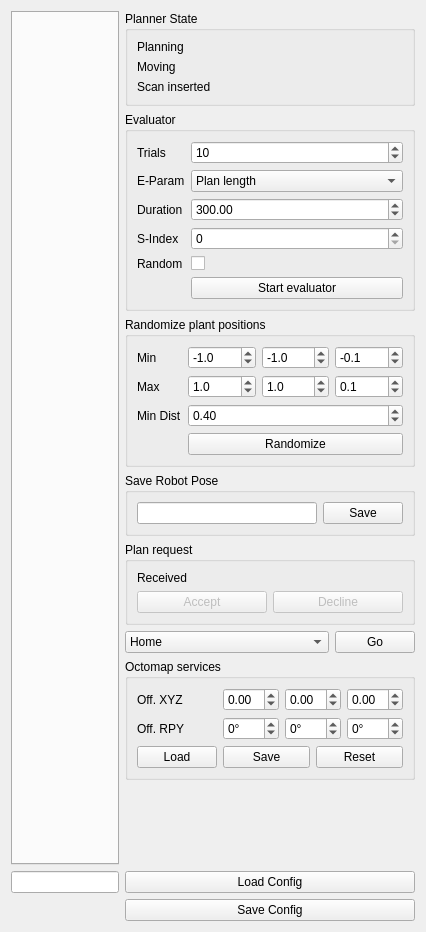
Qt form src/rqt_roi_viewpoint_planner/roi_viewpoint_planner_rqt_plugin.ui (Eruvae/rqt_roi_viewpoint_planner) before a commit.
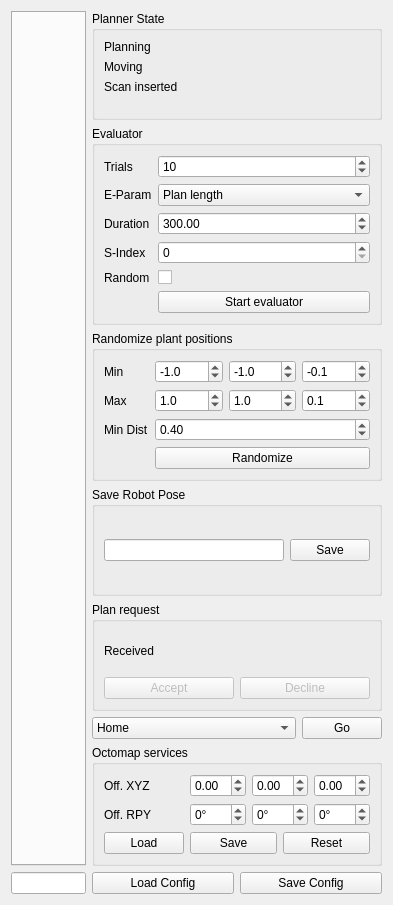
The same form after that commit. Custom widgets are drawn as their Qt base class.

Commit message: Change config button layout

```diff
--- a/src/rqt_roi_viewpoint_planner/roi_viewpoint_planner_rqt_plugin.ui
+++ b/src/rqt_roi_viewpoint_planner/roi_viewpoint_planner_rqt_plugin.ui
@@ -6,432 +6,15 @@
    <rect>
     <x>0</x>
     <y>0</y>
-    <width>426</width>
-    <height>932</height>
+    <width>393</width>
+    <height>905</height>
    </rect>
   </property>
   <property name="windowTitle">
    <string>Form</string>
   </property>
   <layout class="QGridLayout" name="gridLayout">
-   <item row="0" column="2">
-    <widget class="QGroupBox" name="plannerStateGroupBox">
-     <property name="sizePolicy">
-      <sizepolicy hsizetype="Preferred" vsizetype="Preferred">
-       <horstretch>0</horstretch>
-       <verstretch>0</verstretch>
-      </sizepolicy>
-     </property>
-     <property name="title">
-      <string>Planner State</string>
-     </property>
-     <layout class="QFormLayout" name="plannerStateGroupBoxLayout">
-      <item row="0" column="0">
-       <widget class="QLabel" name="planningLabel">
-        <property name="text">
-         <string>Planning</string>
-        </property>
-       </widget>
-      </item>
-      <item row="0" column="1">
-       <widget class="LedIndicator" name="planningLed" native="true"/>
-      </item>
-      <item row="1" column="0">
-       <widget class="QLabel" name="movingLabel">
-        <property name="text">
-         <string>Moving</string>
-        </property>
-       </widget>
-      </item>
-      <item row="1" column="1">
-       <widget class="LedIndicator" name="movingLed" native="true"/>
-      </item>
-      <item row="2" column="0">
-       <widget class="QLabel" name="scanLabel">
-        <property name="text">
-         <string>Scan inserted</string>
-        </property>
-       </widget>
-      </item>
-      <item row="2" column="1">
-       <widget class="LedIndicator" name="scanLed" native="true"/>
-      </item>
-     </layout>
-    </widget>
-   </item>
-   <item row="6" column="2">
-    <widget class="QGroupBox" name="groupBox">
-     <property name="title">
-      <string>Octomap services</string>
-     </property>
-     <layout class="QGridLayout" name="gridLayout_2">
-      <item row="0" column="0">
-       <widget class="QLabel" name="offsetXYZLabel">
-        <property name="text">
-         <string>Off. XYZ</string>
-        </property>
-       </widget>
-      </item>
-      <item row="0" column="1" colspan="2">
-       <layout class="QHBoxLayout" name="mapLoadOffsetLayout">
-        <item>
-         <widget class="QDoubleSpinBox" name="mapLoadOffsetXSpinBox">
-          <property name="decimals">
-           <number>2</number>
-          </property>
-          <property name="minimum">
-           <double>-9.990000000000000</double>
-          </property>
-          <property name="maximum">
-           <double>9.990000000000000</double>
-          </property>
-          <property name="singleStep">
-           <double>0.010000000000000</double>
-          </property>
-          <property name="value">
-           <double>0.000000000000000</double>
-          </property>
-         </widget>
-        </item>
-        <item>
-         <widget class="QDoubleSpinBox" name="mapLoadOffsetYSpinBox">
-          <property name="decimals">
-           <number>2</number>
-          </property>
-          <property name="minimum">
-           <double>-9.990000000000000</double>
-          </property>
-          <property name="maximum">
-           <double>9.990000000000000</double>
-          </property>
-          <property name="singleStep">
-           <double>0.010000000000000</double>
-          </property>
-          <property name="value">
-           <double>0.000000000000000</double>
-          </property>
-         </widget>
-        </item>
-        <item>
-         <widget class="QDoubleSpinBox" name="mapLoadOffsetZSpinBox">
-          <property name="decimals">
-           <number>2</number>
-          </property>
-          <property name="minimum">
-           <double>-9.990000000000000</double>
-          </property>
-          <property name="maximum">
-           <double>9.990000000000000</double>
-          </property>
-          <property name="singleStep">
-           <double>0.010000000000000</double>
-          </property>
-          <property name="value">
-           <double>0.000000000000000</double>
-          </property>
-         </widget>
-        </item>
-       </layout>
-      </item>
-      <item row="1" column="0">
-       <widget class="QLabel" name="offsetYPRLabel">
-        <property name="text">
-         <string>Off. RPY</string>
-        </property>
-       </widget>
-      </item>
-      <item row="1" column="1" colspan="2">
-       <layout class="QHBoxLayout" name="mapLoadOffsetRotLayout">
-        <item>
-         <widget class="QDoubleSpinBox" name="mapLoadOffsetRollSpinBox">
-          <property name="suffix">
-           <string>°</string>
-          </property>
-          <property name="decimals">
-           <number>0</number>
-          </property>
-          <property name="minimum">
-           <double>-180.000000000000000</double>
-          </property>
-          <property name="maximum">
-           <double>180.000000000000000</double>
-          </property>
-          <property name="singleStep">
-           <double>5.000000000000000</double>
-          </property>
-          <property name="value">
-           <double>0.000000000000000</double>
-          </property>
-         </widget>
-        </item>
-        <item>
-         <widget class="QDoubleSpinBox" name="mapLoadOffsetPitchSpinBox">
-          <property name="suffix">
-           <string>°</string>
-          </property>
-          <property name="decimals">
-           <number>0</number>
-          </property>
-          <property name="minimum">
-           <double>-180.000000000000000</double>
-          </property>
-          <property name="maximum">
-           <double>180.000000000000000</double>
-          </property>
-          <property name="singleStep">
-           <double>5.000000000000000</double>
-          </property>
-          <property name="value">
-           <double>0.000000000000000</double>
-          </property>
-         </widget>
-        </item>
-        <item>
-         <widget class="QDoubleSpinBox" name="mapLoadOffsetYawSpinBox">
-          <property name="suffix">
-           <string>°</string>
-          </property>
-          <property name="decimals">
-           <number>0</number>
-          </property>
-          <property name="minimum">
-           <double>-180.000000000000000</double>
-          </property>
-          <property name="maximum">
-           <double>180.000000000000000</double>
-          </property>
-          <property name="singleStep">
-           <double>5.000000000000000</double>
-          </property>
-          <property name="value">
-           <double>0.000000000000000</double>
-          </property>
-         </widget>
-        </item>
-       </layout>
-      </item>
-      <item row="2" column="0">
-       <widget class="QPushButton" name="loadMapPushButton">
-        <property name="text">
-         <string>Load</string>
-        </property>
-       </widget>
-      </item>
-      <item row="2" column="1">
-       <widget class="QPushButton" name="saveMapPushButton">
-        <property name="text">
-         <string>Save</string>
-        </property>
-       </widget>
-      </item>
-      <item row="2" column="2">
-       <widget class="QPushButton" name="resetMapPushButton">
-        <property name="text">
-         <string>Reset</string>
-        </property>
-       </widget>
-      </item>
-     </layout>
-    </widget>
-   </item>
-   <item row="3" column="2">
-    <widget class="QGroupBox" name="saveRobotPoseGroupBox">
-     <property name="sizePolicy">
-      <sizepolicy hsizetype="Preferred" vsizetype="Preferred">
-       <horstretch>0</horstretch>
-       <verstretch>0</verstretch>
-      </sizepolicy>
-     </property>
-     <property name="title">
-      <string>Save Robot Pose</string>
-     </property>
-     <layout class="QHBoxLayout" name="horizontalLayout">
-      <item>
-       <widget class="QLineEdit" name="poseNameLineEdit"/>
-      </item>
-      <item>
-       <widget class="QPushButton" name="saveRobotPosePushButton">
-        <property name="text">
-         <string>Save</string>
-        </property>
-       </widget>
-      </item>
-     </layout>
-    </widget>
-   </item>
-   <item row="2" column="2">
-    <widget class="QGroupBox" name="randomizePlantsGroupBox">
-     <property name="title">
-      <string>Randomize plant positions</string>
-     </property>
-     <layout class="QFormLayout" name="randomizePlantGroupBoxLayout">
-      <item row="0" column="0">
-       <widget class="QLabel" name="randMinLabel">
-        <property name="text">
-         <string>Min</string>
-        </property>
-       </widget>
-      </item>
-      <item row="0" column="1">
-       <layout class="QHBoxLayout" name="randMinLayout">
-        <item>
-         <widget class="QDoubleSpinBox" name="randMinXSpinBox">
-          <property name="decimals">
-           <number>1</number>
-          </property>
-          <property name="minimum">
-           <double>-9.900000000000000</double>
-          </property>
-          <property name="maximum">
-           <double>9.900000000000000</double>
-          </property>
-          <property name="singleStep">
-           <double>0.100000000000000</double>
-          </property>
-          <property name="value">
-           <double>-1.000000000000000</double>
-          </property>
-         </widget>
-        </item>
-        <item>
-         <widget class="QDoubleSpinBox" name="randMinYSpinBox">
-          <property name="decimals">
-           <number>1</number>
-          </property>
-          <property name="minimum">
-           <double>-9.900000000000000</double>
-          </property>
-          <property name="maximum">
-           <double>9.900000000000000</double>
-          </property>
-          <property name="singleStep">
-           <double>0.100000000000000</double>
-          </property>
-          <property name="value">
-           <double>-1.000000000000000</double>
-          </property>
-         </widget>
-        </item>
-        <item>
-         <widget class="QDoubleSpinBox" name="randMinZSpinBox">
-          <property name="decimals">
-           <number>1</number>
-          </property>
-          <property name="minimum">
-           <double>-9.900000000000000</double>
-          </property>
-          <property name="maximum">
-           <double>9.900000000000000</double>
-          </property>
-          <property name="singleStep">
-           <double>0.100000000000000</double>
-          </property>
-          <property name="value">
-           <double>-0.100000000000000</double>
-          </property>
-         </widget>
-        </item>
-       </layout>
-      </item>
-      <item row="1" column="0">
-       <widget class="QLabel" name="randMaxLabel">
-        <property name="text">
-         <string>Max</string>
-        </property>
-       </widget>
-      </item>
-      <item row="1" column="1">
-       <layout class="QHBoxLayout" name="randMaxLayout">
-        <item>
-         <widget class="QDoubleSpinBox" name="randMaxXSpinBox">
-          <property name="decimals">
-           <number>1</number>
-          </property>
-          <property name="minimum">
-           <double>-9.900000000000000</double>
-          </property>
-          <property name="maximum">
-           <double>9.900000000000000</double>
-          </property>
-          <property name="singleStep">
-           <double>0.100000000000000</double>
-          </property>
-          <property name="value">
-           <double>1.000000000000000</double>
-          </property>
-         </widget>
-        </item>
-        <item>
-         <widget class="QDoubleSpinBox" name="randMaxYSpinBox">
-          <property name="decimals">
-           <number>1</number>
-          </property>
-          <property name="minimum">
-           <double>-9.900000000000000</double>
-          </property>
-          <property name="maximum">
-           <double>9.900000000000000</double>
-          </property>
-          <property name="singleStep">
-           <double>0.100000000000000</double>
-          </property>
-          <property name="value">
-           <double>1.000000000000000</double>
-          </property>
-         </widget>
-        </item>
-        <item>
-         <widget class="QDoubleSpinBox" name="randMaxZSpinBox">
-          <property name="decimals">
-           <number>1</number>
-          </property>
-          <property name="minimum">
-           <double>-9.900000000000000</double>
-          </property>
-          <property name="maximum">
-           <double>9.900000000000000</double>
-          </property>
-          <property name="singleStep">
-           <double>0.100000000000000</double>
-          </property>
-          <property name="value">
-           <double>0.100000000000000</double>
-          </property>
-         </widget>
-        </item>
-       </layout>
-      </item>
-      <item row="2" column="0">
-       <widget class="QLabel" name="randMinDistLabel">
-        <property name="text">
-         <string>Min Dist</string>
-        </property>
-       </widget>
-      </item>
-      <item row="2" column="1">
-       <widget class="QDoubleSpinBox" name="randMinDistSpinBox">
-        <property name="maximum">
-         <double>9.990000000000000</double>
-        </property>
-        <property name="singleStep">
-         <double>0.100000000000000</double>
-        </property>
-        <property name="value">
-         <double>0.400000000000000</double>
-        </property>
-       </widget>
-      </item>
-      <item row="3" column="1">
-       <widget class="QPushButton" name="randomizePlantsPushButton">
-        <property name="text">
-         <string>Randomize</string>
-        </property>
-       </widget>
-      </item>
-     </layout>
-    </widget>
-   </item>
-   <item row="1" column="2">
+   <item row="1" column="1" colspan="2">
     <widget class="QGroupBox" name="evaluatorGroupBox">
      <property name="sizePolicy">
       <sizepolicy hsizetype="Preferred" vsizetype="Preferred">
@@ -555,7 +138,486 @@
      </layout>
     </widget>
    </item>
-   <item row="5" column="2">
+   <item row="2" column="1" colspan="2">
+    <widget class="QGroupBox" name="randomizePlantsGroupBox">
+     <property name="title">
+      <string>Randomize plant positions</string>
+     </property>
+     <layout class="QFormLayout" name="randomizePlantGroupBoxLayout">
+      <item row="0" column="0">
+       <widget class="QLabel" name="randMinLabel">
+        <property name="text">
+         <string>Min</string>
+        </property>
+       </widget>
+      </item>
+      <item row="0" column="1">
+       <layout class="QHBoxLayout" name="randMinLayout">
+        <item>
+         <widget class="QDoubleSpinBox" name="randMinXSpinBox">
+          <property name="decimals">
+           <number>1</number>
+          </property>
+          <property name="minimum">
+           <double>-9.900000000000000</double>
+          </property>
+          <property name="maximum">
+           <double>9.900000000000000</double>
+          </property>
+          <property name="singleStep">
+           <double>0.100000000000000</double>
+          </property>
+          <property name="value">
+           <double>-1.000000000000000</double>
+          </property>
+         </widget>
+        </item>
+        <item>
+         <widget class="QDoubleSpinBox" name="randMinYSpinBox">
+          <property name="decimals">
+           <number>1</number>
+          </property>
+          <property name="minimum">
+           <double>-9.900000000000000</double>
+          </property>
+          <property name="maximum">
+           <double>9.900000000000000</double>
+          </property>
+          <property name="singleStep">
+           <double>0.100000000000000</double>
+          </property>
+          <property name="value">
+           <double>-1.000000000000000</double>
+          </property>
+         </widget>
+        </item>
+        <item>
+         <widget class="QDoubleSpinBox" name="randMinZSpinBox">
+          <property name="decimals">
+           <number>1</number>
+          </property>
+          <property name="minimum">
+           <double>-9.900000000000000</double>
+          </property>
+          <property name="maximum">
+           <double>9.900000000000000</double>
+          </property>
+          <property name="singleStep">
+           <double>0.100000000000000</double>
+          </property>
+          <property name="value">
+           <double>-0.100000000000000</double>
+          </property>
+         </widget>
+        </item>
+       </layout>
+      </item>
+      <item row="1" column="0">
+       <widget class="QLabel" name="randMaxLabel">
+        <property name="text">
+         <string>Max</string>
+        </property>
+       </widget>
+      </item>
+      <item row="1" column="1">
+       <layout class="QHBoxLayout" name="randMaxLayout">
+        <item>
+         <widget class="QDoubleSpinBox" name="randMaxXSpinBox">
+          <property name="decimals">
+           <number>1</number>
+          </property>
+          <property name="minimum">
+           <double>-9.900000000000000</double>
+          </property>
+          <property name="maximum">
+           <double>9.900000000000000</double>
+          </property>
+          <property name="singleStep">
+           <double>0.100000000000000</double>
+          </property>
+          <property name="value">
+           <double>1.000000000000000</double>
+          </property>
+         </widget>
+        </item>
+        <item>
+         <widget class="QDoubleSpinBox" name="randMaxYSpinBox">
+          <property name="decimals">
+           <number>1</number>
+          </property>
+          <property name="minimum">
+           <double>-9.900000000000000</double>
+          </property>
+          <property name="maximum">
+           <double>9.900000000000000</double>
+          </property>
+          <property name="singleStep">
+           <double>0.100000000000000</double>
+          </property>
+          <property name="value">
+           <double>1.000000000000000</double>
+          </property>
+         </widget>
+        </item>
+        <item>
+         <widget class="QDoubleSpinBox" name="randMaxZSpinBox">
+          <property name="decimals">
+           <number>1</number>
+          </property>
+          <property name="minimum">
+           <double>-9.900000000000000</double>
+          </property>
+          <property name="maximum">
+           <double>9.900000000000000</double>
+          </property>
+          <property name="singleStep">
+           <double>0.100000000000000</double>
+          </property>
+          <property name="value">
+           <double>0.100000000000000</double>
+          </property>
+         </widget>
+        </item>
+       </layout>
+      </item>
+      <item row="2" column="0">
+       <widget class="QLabel" name="randMinDistLabel">
+        <property name="text">
+         <string>Min Dist</string>
+        </property>
+       </widget>
+      </item>
+      <item row="2" column="1">
+       <widget class="QDoubleSpinBox" name="randMinDistSpinBox">
+        <property name="maximum">
+         <double>9.990000000000000</double>
+        </property>
+        <property name="singleStep">
+         <double>0.100000000000000</double>
+        </property>
+        <property name="value">
+         <double>0.400000000000000</double>
+        </property>
+       </widget>
+      </item>
+      <item row="3" column="1">
+       <widget class="QPushButton" name="randomizePlantsPushButton">
+        <property name="text">
+         <string>Randomize</string>
+        </property>
+       </widget>
+      </item>
+     </layout>
+    </widget>
+   </item>
+   <item row="3" column="1" colspan="2">
+    <widget class="QGroupBox" name="saveRobotPoseGroupBox">
+     <property name="sizePolicy">
+      <sizepolicy hsizetype="Preferred" vsizetype="Preferred">
+       <horstretch>0</horstretch>
+       <verstretch>0</verstretch>
+      </sizepolicy>
+     </property>
+     <property name="title">
+      <string>Save Robot Pose</string>
+     </property>
+     <layout class="QHBoxLayout" name="horizontalLayout">
+      <item>
+       <widget class="QLineEdit" name="poseNameLineEdit"/>
+      </item>
+      <item>
+       <widget class="QPushButton" name="saveRobotPosePushButton">
+        <property name="text">
+         <string>Save</string>
+        </property>
+       </widget>
+      </item>
+     </layout>
+    </widget>
+   </item>
+   <item row="6" column="1" colspan="2">
+    <widget class="QGroupBox" name="groupBox">
+     <property name="title">
+      <string>Octomap services</string>
+     </property>
+     <layout class="QGridLayout" name="gridLayout_2">
+      <item row="0" column="0">
+       <widget class="QLabel" name="offsetXYZLabel">
+        <property name="text">
+         <string>Off. XYZ</string>
+        </property>
+       </widget>
+      </item>
+      <item row="0" column="1" colspan="2">
+       <layout class="QHBoxLayout" name="mapLoadOffsetLayout">
+        <item>
+         <widget class="QDoubleSpinBox" name="mapLoadOffsetXSpinBox">
+          <property name="decimals">
+           <number>2</number>
+          </property>
+          <property name="minimum">
+           <double>-9.990000000000000</double>
+          </property>
+          <property name="maximum">
+           <double>9.990000000000000</double>
+          </property>
+          <property name="singleStep">
+           <double>0.010000000000000</double>
+          </property>
+          <property name="value">
+           <double>0.000000000000000</double>
+          </property>
+         </widget>
+        </item>
+        <item>
+         <widget class="QDoubleSpinBox" name="mapLoadOffsetYSpinBox">
+          <property name="decimals">
+           <number>2</number>
+          </property>
+          <property name="minimum">
+           <double>-9.990000000000000</double>
+          </property>
+          <property name="maximum">
+           <double>9.990000000000000</double>
+          </property>
+          <property name="singleStep">
+           <double>0.010000000000000</double>
+          </property>
+          <property name="value">
+           <double>0.000000000000000</double>
+          </property>
+         </widget>
+        </item>
+        <item>
+         <widget class="QDoubleSpinBox" name="mapLoadOffsetZSpinBox">
+          <property name="decimals">
+           <number>2</number>
+          </property>
+          <property name="minimum">
+           <double>-9.990000000000000</double>
+          </property>
+          <property name="maximum">
+           <double>9.990000000000000</double>
+          </property>
+          <property name="singleStep">
+           <double>0.010000000000000</double>
+          </property>
+          <property name="value">
+           <double>0.000000000000000</double>
+          </property>
+         </widget>
+        </item>
+       </layout>
+      </item>
+      <item row="1" column="0">
+       <widget class="QLabel" name="offsetYPRLabel">
+        <property name="text">
+         <string>Off. RPY</string>
+        </property>
+       </widget>
+      </item>
+      <item row="1" column="1" colspan="2">
+       <layout class="QHBoxLayout" name="mapLoadOffsetRotLayout">
+        <item>
+         <widget class="QDoubleSpinBox" name="mapLoadOffsetRollSpinBox">
+          <property name="suffix">
+           <string>°</string>
+          </property>
+          <property name="decimals">
+           <number>0</number>
+          </property>
+          <property name="minimum">
+           <double>-180.000000000000000</double>
+          </property>
+          <property name="maximum">
+           <double>180.000000000000000</double>
+          </property>
+          <property name="singleStep">
+           <double>5.000000000000000</double>
+          </property>
+          <property name="value">
+           <double>0.000000000000000</double>
+          </property>
+         </widget>
+        </item>
+        <item>
+         <widget class="QDoubleSpinBox" name="mapLoadOffsetPitchSpinBox">
+          <property name="suffix">
+           <string>°</string>
+          </property>
+          <property name="decimals">
+           <number>0</number>
+          </property>
+          <property name="minimum">
+           <double>-180.000000000000000</double>
+          </property>
+          <property name="maximum">
+           <double>180.000000000000000</double>
+          </property>
+          <property name="singleStep">
+           <double>5.000000000000000</double>
+          </property>
+          <property name="value">
+           <double>0.000000000000000</double>
+          </property>
+         </widget>
+        </item>
+        <item>
+         <widget class="QDoubleSpinBox" name="mapLoadOffsetYawSpinBox">
+          <property name="suffix">
+           <string>°</string>
+          </property>
+          <property name="decimals">
+           <number>0</number>
+          </property>
+          <property name="minimum">
+           <double>-180.000000000000000</double>
+          </property>
+          <property name="maximum">
+           <double>180.000000000000000</double>
+          </property>
+          <property name="singleStep">
+           <double>5.000000000000000</double>
+          </property>
+          <property name="value">
+           <double>0.000000000000000</double>
+          </property>
+         </widget>
+        </item>
+       </layout>
+      </item>
+      <item row="2" column="0">
+       <widget class="QPushButton" name="loadMapPushButton">
+        <property name="text">
+         <string>Load</string>
+        </property>
+       </widget>
+      </item>
+      <item row="2" column="1">
+       <widget class="QPushButton" name="saveMapPushButton">
+        <property name="text">
+         <string>Save</string>
+        </property>
+       </widget>
+      </item>
+      <item row="2" column="2">
+       <widget class="QPushButton" name="resetMapPushButton">
+        <property name="text">
+         <string>Reset</string>
+        </property>
+       </widget>
+      </item>
+     </layout>
+    </widget>
+   </item>
+   <item row="7" column="0">
+    <widget class="QLineEdit" name="statusTextBox"/>
+   </item>
+   <item row="7" column="1">
+    <widget class="QPushButton" name="loadConfigPushButton">
+     <property name="text">
+      <string>Load Config</string>
+     </property>
+    </widget>
+   </item>
+   <item row="7" column="2">
+    <widget class="QPushButton" name="saveConfigPushButton">
+     <property name="text">
+      <string>Save Config</string>
+     </property>
+    </widget>
+   </item>
+   <item row="0" column="1" colspan="2">
+    <widget class="QGroupBox" name="plannerStateGroupBox">
+     <property name="sizePolicy">
+      <sizepolicy hsizetype="Preferred" vsizetype="Preferred">
+       <horstretch>0</horstretch>
+       <verstretch>0</verstretch>
+      </sizepolicy>
+     </property>
+     <property name="title">
+      <string>Planner State</string>
+     </property>
+     <layout class="QFormLayout" name="plannerStateGroupBoxLayout">
+      <item row="0" column="0">
+       <widget class="QLabel" name="planningLabel">
+        <property name="text">
+         <string>Planning</string>
+        </property>
+       </widget>
+      </item>
+      <item row="0" column="1">
+       <widget class="LedIndicator" name="planningLed" native="true"/>
+      </item>
+      <item row="1" column="0">
+       <widget class="QLabel" name="movingLabel">
+        <property name="text">
+         <string>Moving</string>
+        </property>
+       </widget>
+      </item>
+      <item row="1" column="1">
+       <widget class="LedIndicator" name="movingLed" native="true"/>
+      </item>
+      <item row="2" column="0">
+       <widget class="QLabel" name="scanLabel">
+        <property name="text">
+         <string>Scan inserted</string>
+        </property>
+       </widget>
+      </item>
+      <item row="2" column="1">
+       <widget class="LedIndicator" name="scanLed" native="true"/>
+      </item>
+     </layout>
+    </widget>
+   </item>
+   <item row="4" column="1" colspan="2">
+    <widget class="QGroupBox" name="planRequestGroupBox">
+     <property name="sizePolicy">
+      <sizepolicy hsizetype="Preferred" vsizetype="Preferred">
+       <horstretch>0</horstretch>
+       <verstretch>0</verstretch>
+      </sizepolicy>
+     </property>
+     <property name="title">
+      <string>Plan request</string>
+     </property>
+     <layout class="QGridLayout" name="planRequestGroupBoxLayout">
+      <item row="0" column="0">
+       <widget class="QLabel" name="planRequestLabel">
+        <property name="text">
+         <string>Received</string>
+        </property>
+       </widget>
+      </item>
+      <item row="1" column="1">
+       <widget class="QPushButton" name="planDeclinePushButton">
+        <property name="enabled">
+         <bool>false</bool>
+        </property>
+        <property name="text">
+         <string>Decline</string>
+        </property>
+       </widget>
+      </item>
+      <item row="1" column="0">
+       <widget class="QPushButton" name="planAcceptPushButton">
+        <property name="enabled">
+         <bool>false</bool>
+        </property>
+        <property name="text">
+         <string>Accept</string>
+        </property>
+       </widget>
+      </item>
+      <item row="0" column="1">
+       <widget class="LedIndicator" name="planRequestLed" native="true"/>
+      </item>
+     </layout>
+    </widget>
+   </item>
+   <item row="5" column="1" colspan="2">
     <layout class="QHBoxLayout" name="moveArmLayout">
      <item>
       <widget class="QComboBox" name="moveArmComboBox">
@@ -601,7 +663,7 @@
      </item>
     </layout>
    </item>
-   <item row="0" column="0" rowspan="11">
+   <item row="0" column="0" rowspan="7">
     <widget class="QTabWidget" name="configTabWidget">
      <property name="sizePolicy">
       <sizepolicy hsizetype="MinimumExpanding" vsizetype="MinimumExpanding">
@@ -617,68 +679,6 @@
      </property>
     </widget>
    </item>
-   <item row="4" column="2">
-    <widget class="QGroupBox" name="planRequestGroupBox">
-     <property name="sizePolicy">
-      <sizepolicy hsizetype="Preferred" vsizetype="Preferred">
-       <horstretch>0</horstretch>
-       <verstretch>0</verstretch>
-      </sizepolicy>
-     </property>
-     <property name="title">
-      <string>Plan request</string>
-     </property>
-     <layout class="QGridLayout" name="planRequestGroupBoxLayout">
-      <item row="0" column="0">
-       <widget class="QLabel" name="planRequestLabel">
-        <property name="text">
-         <string>Received</string>
-        </property>
-       </widget>
-      </item>
-      <item row="1" column="1">
-       <widget class="QPushButton" name="planDeclinePushButton">
-        <property name="enabled">
-         <bool>false</bool>
-        </property>
-        <property name="text">
-         <string>Decline</string>
-        </property>
-       </widget>
-      </item>
-      <item row="1" column="0">
-       <widget class="QPushButton" name="planAcceptPushButton">
-        <property name="enabled">
-         <bool>false</bool>
-        </property>
-        <property name="text">
-         <string>Accept</string>
-        </property>
-       </widget>
-      </item>
-      <item row="0" column="1">
-       <widget class="LedIndicator" name="planRequestLed" native="true"/>
-      </item>
-     </layout>
-    </widget>
-   </item>
-   <item row="11" column="2">
-    <widget class="QPushButton" name="loadConfigPushButton">
-     <property name="text">
-      <string>Load Config</string>
-     </property>
-    </widget>
-   </item>
-   <item row="11" column="0">
-    <widget class="QLineEdit" name="statusTextBox"/>
-   </item>
-   <item row="12" column="2">
-    <widget class="QPushButton" name="saveConfigPushButton">
-     <property name="text">
-      <string>Save Config</string>
-     </property>
-    </widget>
-   </item>
   </layout>
  </widget>
  <customwidgets>
```
